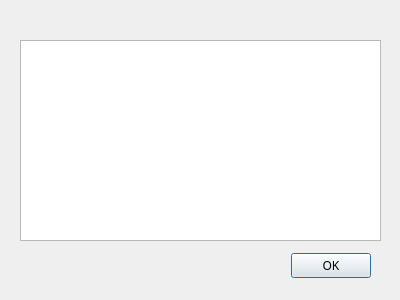
The window that ui/freq.ui (yunowo/data-structure) describes before a commit, drawn with Qt 5.
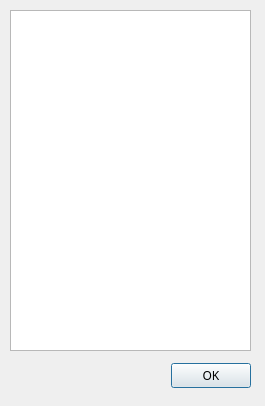
The same window after the commit.

Diff of the .ui file:
```diff
--- a/ui/freq.ui
+++ b/ui/freq.ui
@@ -6,8 +6,8 @@
    <rect>
     <x>0</x>
     <y>0</y>
-    <width>400</width>
-    <height>300</height>
+    <width>265</width>
+    <height>406</height>
    </rect>
   </property>
   <property name="font">
@@ -25,8 +25,8 @@
    <property name="geometry">
     <rect>
      <x>30</x>
-     <y>250</y>
-     <width>341</width>
+     <y>360</y>
+     <width>221</width>
      <height>32</height>
     </rect>
    </property>
@@ -40,12 +40,21 @@
   <widget class="QTableWidget" name="tableWidget">
    <property name="geometry">
     <rect>
-     <x>20</x>
-     <y>40</y>
-     <width>361</width>
-     <height>201</height>
+     <x>10</x>
+     <y>10</y>
+     <width>241</width>
+     <height>341</height>
     </rect>
    </property>
+   <property name="sizeAdjustPolicy">
+    <enum>QAbstractScrollArea::AdjustToContents</enum>
+   </property>
+   <attribute name="horizontalHeaderVisible">
+    <bool>false</bool>
+   </attribute>
+   <attribute name="verticalHeaderVisible">
+    <bool>false</bool>
+   </attribute>
   </widget>
  </widget>
  <resources/>
```
Left out of the diff: 2 changed lines with no effect on the pictures.
